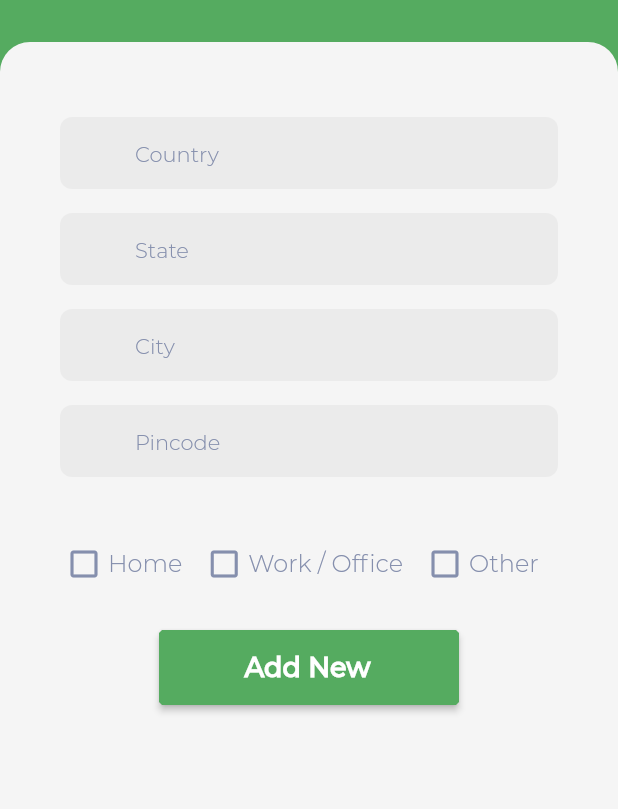
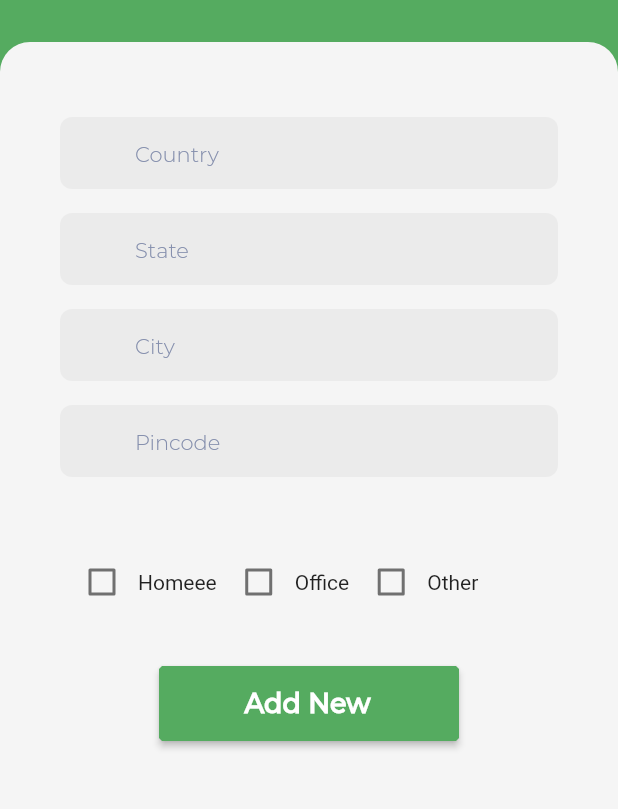
Before and after one commit to trthaochi123/grocery_final_project, a Flutter app: the NewAddress screen opened directly, on a phone screen of 412 x 824 dp, the part 54-863 px from its top. Run offline on Flutter 3.47's test engine with Material 2 defaults, Android fonts, the light colour scheme and no system bars; our stand-ins replace flutter_svg, shared_preferences, smooth_page_indicator, sqflite; accounts and stored records are empty; Roboto replaces fonts that are missing (Montserrat); project files that could hold a hidden picture were left out.

Commit message:
fix isSelected address page

```diff
--- a/lib/base/images/app_images.dart
+++ b/lib/base/images/app_images.dart
@@ -29,6 +29,8 @@ class AppSvg {
   static const String icAccAbout = "assets/icons/ic_account_about.svg";
   static const String icAccLogout = "assets/icons/ic_account_logout.svg";
 
+  static const String icHome = "assets/icons/ic_address_home.svg";
+  static const String icOffice = "assets/icons/ic_address_office.svg";
 }
 
 // ---- IMAGE -----
@@ -88,4 +90,6 @@ class AppImage {
 
   // MY SUBSCRIPTION
   static const String imageFav = "assets/images/img_fav_illustrator.png";
+
+
 }
--- a/lib/model/address.dart
+++ b/lib/model/address.dart
@@ -4,6 +4,8 @@ class Address {
   final String state;
   final String city;
   final String pinCode;
+  final int typeAddress;
+  final bool? isSelected;
 
   Address({
     this.id,
@@ -11,7 +13,20 @@ class Address {
     required this.state,
     required this.city,
     required this.pinCode,
+    required this.typeAddress,
+    this.isSelected
   });
 
+  Map<String, dynamic> toMapConvert() {
+    return {
+      'id': id,
+      'country': country,
+      'state': state,
+      'city': city,
+      'pinCode': pinCode,
+      'typeAddress': typeAddress,
+      'isSelected': isSelected,
+    };
+  }
 
 }
--- a/lib/screens/address/new_address.dart
+++ b/lib/screens/address/new_address.dart
@@ -3,7 +3,6 @@ import 'dart:async';
 import 'package:flutter/material.dart';
 import 'package:flutter_svg/svg.dart';
 import 'package:sg_grocery_project/data/local/db_helper.dart';
-import 'package:sg_grocery_project/widgets/checkbox_address.dart';
 import 'package:sg_grocery_project/widgets/textfield_address.dart';
 
 import '../../base/colors/app_colors.dart';
@@ -13,7 +12,7 @@ import '../../widgets/button_normal.dart';
 import '../../widgets/custom_appbar.dart';
 
 class NewAddress extends StatefulWidget {
-  final Address? address;
+  final Address? address; // bien address kieu DL Address
 
   const NewAddress({super.key, this.address});
 
@@ -28,6 +27,7 @@ class _NewAddressState extends State<NewAddress> {
   final cityController = TextEditingController();
   final pinCodeController = TextEditingController();
   final db = DBHelper.instance;
+  int type = 0;
 
   @override
   void initState() {
@@ -36,11 +36,12 @@ class _NewAddressState extends State<NewAddress> {
       stateController.text = widget.address!.state.toString();
       cityController.text = widget.address!.city.toString();
       pinCodeController.text = widget.address!.pinCode.toString();
+      setState(() {
+        type = widget.address!.typeAddress.toInt();
+      });
     }
     super.initState();
   }
-
-
 
   @override
   Widget build(BuildContext context) {
@@ -52,7 +53,9 @@ class _NewAddressState extends State<NewAddress> {
             hintText: hintText,
             hintStyle: AppStyle.hintTextStyle,
             horizontal: 40,
-            vertical: 6, contentHorizontal: 50, contentVertical: 10,
+            vertical: 6,
+            contentHorizontal: 50,
+            contentVertical: 10,
           ),
         ],
       );
@@ -61,15 +64,16 @@ class _NewAddressState extends State<NewAddress> {
     FutureOr<void> onClick() async {
       if (widget.address == null) {
         // add new
-        final result = await db.addAddress(
+        await db.addAddress(
           Address(
             country: countryController.text.toString(),
             state: stateController.text.toString(),
             city: cityController.text.toString(),
             pinCode: pinCodeController.text.toString(),
+            typeAddress: type,
+            isSelected: false,
           ),
         );
-        print("result: $result");
       } else {
         await db.updateAddress(
           widget.address!.id!,
@@ -78,6 +82,7 @@ class _NewAddressState extends State<NewAddress> {
             state: stateController.text.toString(),
             city: cityController.text.toString(),
             pinCode: pinCodeController.text.toString(),
+            typeAddress: type,
           ),
         );
       }
@@ -133,18 +138,50 @@ class _NewAddressState extends State<NewAddress> {
                 height: 20,
               ),
               Padding(
-                padding: const EdgeInsets.only(top: 20, left: 44),
+                padding: EdgeInsets.only(top: 20, left: 44),
                 child: Row(
-                  children: const [
-                    CheckBoxAddress(textCheckbox: "Home"),
-                    SizedBox(
-                      width: 16,
+                  children: [
+                    Checkbox(
+                        value: type == 1,
+                        onChanged: (bool? value) {
+                          setState(() {
+                            type = value == true ? 1 : 0;
+                          });
+                        }),
+                    Text(
+                      "Homeee",
+                      style: TextStyle(
+                        fontSize: 14,
+                      ),
                     ),
-                    CheckBoxAddress(textCheckbox: "Work / Office"),
-                    SizedBox(
-                      width: 16,
+                    const SizedBox(width: 4),
+                    Checkbox(
+                        value: type == 3,
+                        onChanged: (bool? value) {
+                          setState(() {
+                            type = value == true ? 3 : 0;
+                          });
+                        }),
+                    Text(
+                      "Office",
+                      style: TextStyle(
+                        fontSize: 14,
+                      ),
                     ),
-                    CheckBoxAddress(textCheckbox: "Other"),
+                    const SizedBox(width: 4),
+                    Checkbox(
+                        value: type == 2,
+                        onChanged: (bool? value) {
+                          setState(() {
+                            type = value == true ? 2 : 0;
+                          });
+                        }),
+                    Text(
+                      "Other",
+                      style: TextStyle(
+                        fontSize: 14,
+                      ),
+                    ),
                   ],
                 ),
               ),
@@ -165,6 +202,4 @@ class _NewAddressState extends State<NewAddress> {
       ),
     );
   }
-
-
- }
+}
```
Also changed, not shown: lib/data/local/db_helper.dart (+48 -8 lines), lib/screens/account/account_page.dart (+77 -60 lines), lib/screens/address/address_page.dart (+87 -38 lines), lib/widgets/location_address_widget.dart (added, +37 -0 lines).
